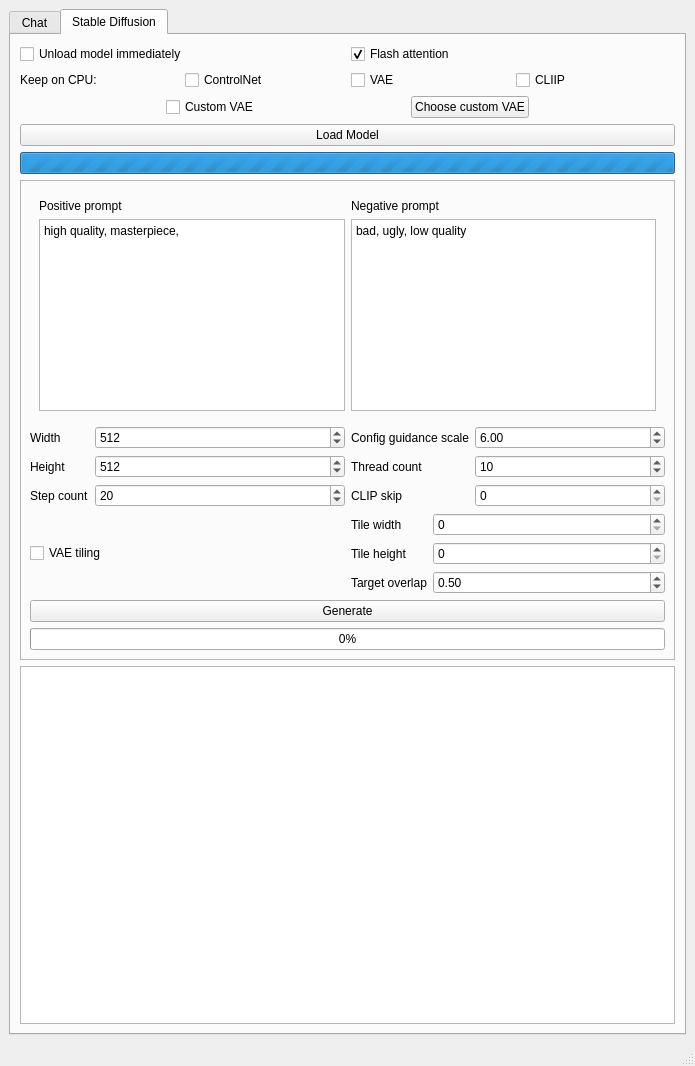
Iemand005/Singularity, file AIOneQTWidgets/mainwindow.ui: the form before one commit.
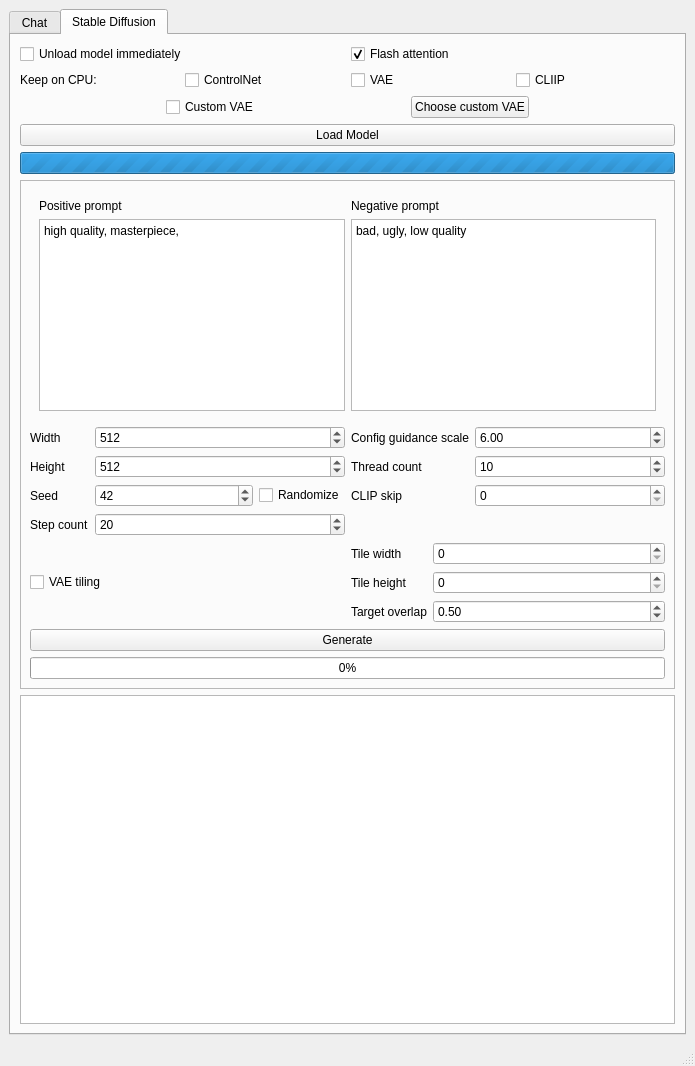
The form after the commit. Custom widgets are drawn as their Qt base class.

```diff
--- a/AIOneQTWidgets/mainwindow.ui
+++ b/AIOneQTWidgets/mainwindow.ui
@@ -514,14 +514,48 @@
                  </property>
                 </widget>
                </item>
+               <item row="2" column="1">
+                <layout class="QHBoxLayout" name="seedLayout">
+                 <item>
+                  <widget class="QSpinBox" name="seedInput">
+                   <property name="maximum">
+                    <number>1000000218</number>
+                   </property>
+                   <property name="value">
+                    <number>42</number>
+                   </property>
+                  </widget>
+                 </item>
+                 <item>
+                  <widget class="QCheckBox" name="randomizeSeedBox">
+                   <property name="sizePolicy">
+                    <sizepolicy hsizetype="Maximum" vsizetype="Fixed">
+                     <horstretch>0</horstretch>
+                     <verstretch>0</verstretch>
+                    </sizepolicy>
+                   </property>
+                   <property name="text">
+                    <string>Randomize</string>
+                   </property>
+                  </widget>
+                 </item>
+                </layout>
+               </item>
                <item row="2" column="0">
+                <widget class="QLabel" name="seedLabel">
+                 <property name="text">
+                  <string>Seed</string>
+                 </property>
+                </widget>
+               </item>
+               <item row="3" column="0">
                 <widget class="QLabel" name="stepCountLabel">
                  <property name="text">
                   <string>Step count</string>
                  </property>
                 </widget>
                </item>
-               <item row="2" column="1">
+               <item row="3" column="1">
                 <widget class="QSpinBox" name="stepCountInput">
                  <property name="value">
                   <number>20</number>
```
Left out of the diff: 6 changed lines with no effect on the pictures.
